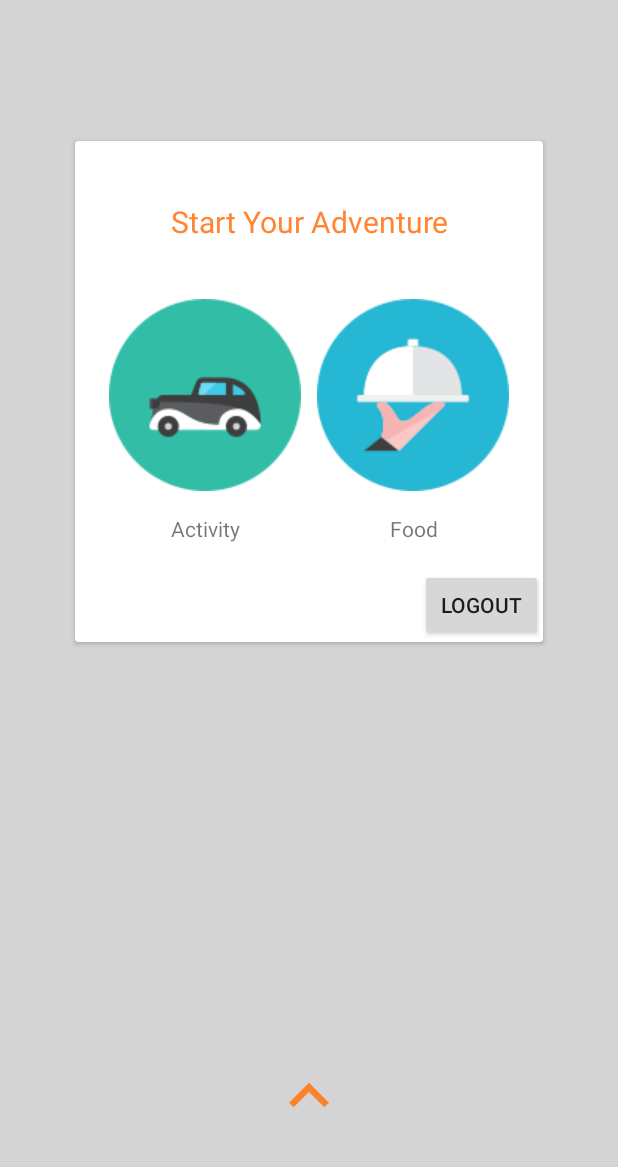
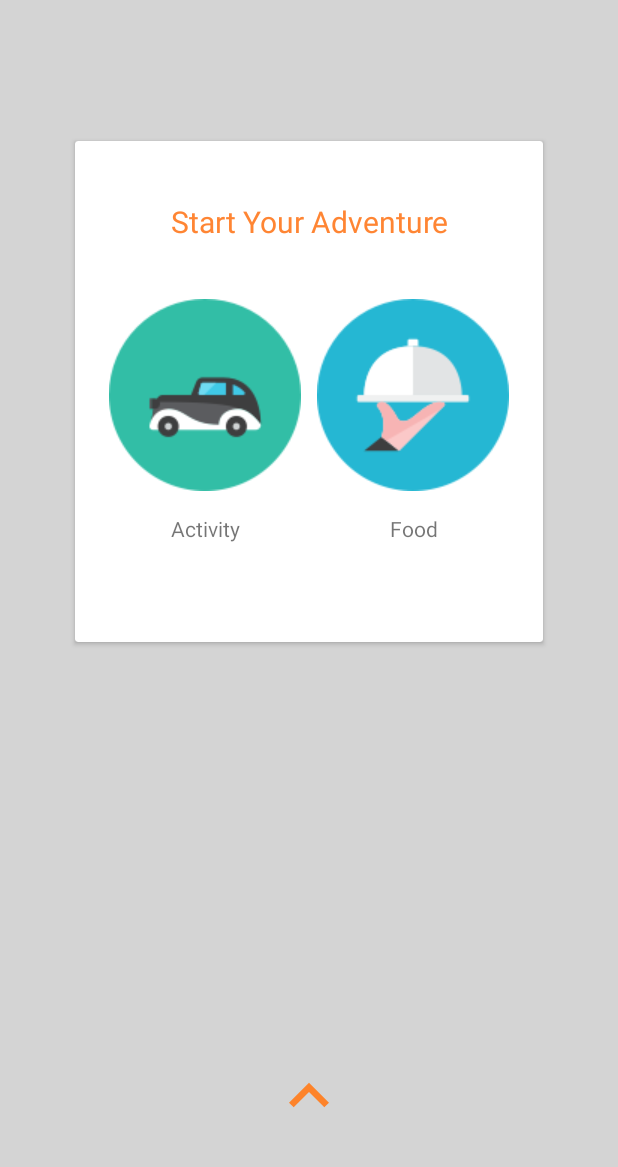
Before and after one commit to MobileDevelopersOfBerkeley/WingIt, an Android app: the screen it shows after launch once a user with an empty profile is signed in (CategorySelectorActivity), on a phone screen of 412 x 824 dp, the part 53-1220 px from its top. Run offline under Robolectric (Android 15) with nearby library versions, the phone set to English and light mode, and no system bars; our stand-ins replace Firebase (no records; nobody signed in at launch, a user with empty details on screens opened directly); 4 statements that could not run were skipped.

Commit message:
Implemented functionality for hamburger

```diff
--- a/app/src/main/java/com/mdb/wingit/wingit/activities/CategorySelectorActivity.java
+++ b/app/src/main/java/com/mdb/wingit/wingit/activities/CategorySelectorActivity.java
@@ -75,15 +75,17 @@ public class CategorySelectorActivity extends AppCompatActivity implements OnMap
         ImageView food = (ImageView) findViewById(R.id.foodImage);
         ImageView activity = (ImageView) findViewById(R.id.activityImage);
         ImageView arrow = (ImageView) findViewById(R.id.arrow);
-        Button logout = (Button) findViewById(R.id.temp_logout);
         ImageView hamburger = (ImageView) findViewById(R.id.hamburger);
+        TextView pastAdventures = (TextView) findViewById(R.id.past_adventures_text_view);
+        TextView logoutView = (TextView) findViewById(R.id.logout_text_view);
         mapFragment = (SupportMapFragment) getSupportFragmentManager().findFragmentById(R.id.map);
 
-        logout.setOnClickListener(this);
         food.setOnClickListener(this);
         activity.setOnClickListener(this);
         arrow.setOnClickListener(this);
         hamburger.setOnClickListener(this);
+        pastAdventures.setOnClickListener(this);
+        logoutView.setOnClickListener(this);
 
         drawerLayout = (DrawerLayout) findViewById(R.id.drawer);
 
@@ -100,11 +102,7 @@ public class CategorySelectorActivity extends AppCompatActivity implements OnMap
     @Override
     public void onClick(View view) {
         switch (view.getId()) {
-            case R.id.temp_logout:
-                FirebaseAuth.getInstance().signOut();
-                Intent logoutIntent = new Intent(getApplicationContext(), LoginActivity.class);
-                startActivity(logoutIntent);
-                break;
+
             case R.id.foodImage:
                 startCarouselActivity(true);
                 break;
@@ -117,7 +115,14 @@ public class CategorySelectorActivity extends AppCompatActivity implements OnMap
                 break;
             case R.id.hamburger:
                 drawerLayout.openDrawer(Gravity.START);
-                Log.v("cocks", drawerLayout.isDrawerVisible(Gravity.START) + "");
+                break;
+            case R.id.past_adventures_text_view:
+                startActivity(new Intent(getApplicationContext(), PastAdventuresActivity.class));
+                break;
+            case R.id.logout_text_view:
+                FirebaseAuth.getInstance().signOut();
+                Intent logoutIntent = new Intent(getApplicationContext(), LoginActivity.class);
+                startActivity(logoutIntent);
                 break;
         }
     }
@@ -280,4 +285,5 @@ public class CategorySelectorActivity extends AppCompatActivity implements OnMap
             googleMap.animateCamera(CameraUpdateFactory.newLatLngZoom(currentLocation, zoomLevel));
         }
     }
+
 }
--- a/app/src/main/res/layout/activity_category_selector.xml
+++ b/app/src/main/res/layout/activity_category_selector.xml
@@ -74,14 +74,6 @@
                 android:textAlignment="center"
                 android:textColor="@color/orange"
                 android:textSize="20sp" />
-
-            <Button
-                android:id="@+id/temp_logout"
-                android:layout_width="wrap_content"
-                android:layout_height="wrap_content"
-                android:layout_marginStart="230dp"
-                android:layout_marginTop="285dp"
-                android:text="Logout" />
 
             <LinearLayout
                 android:layout_width="wrap_content"
@@ -191,7 +183,8 @@
                 android:layout_marginBottom="15dp"
                 android:layout_marginLeft="10dp"
                 android:textColor="@color/orange"
-                android:text="Past Adventures"/>
+                android:text="Past Adventures"
+                android:id="@+id/past_adventures_text_view"/>
 
             <TextView
                 android:layout_width="match_parent"
@@ -200,7 +193,8 @@
                 android:layout_marginTop="15dp"
                 android:layout_marginBottom="15dp"
                 android:layout_marginLeft="10dp"
-                android:text="Logout"/>
+                android:text="Logout"
+                android:id="@+id/logout_text_view"/>
 
         </LinearLayout>
 
```
